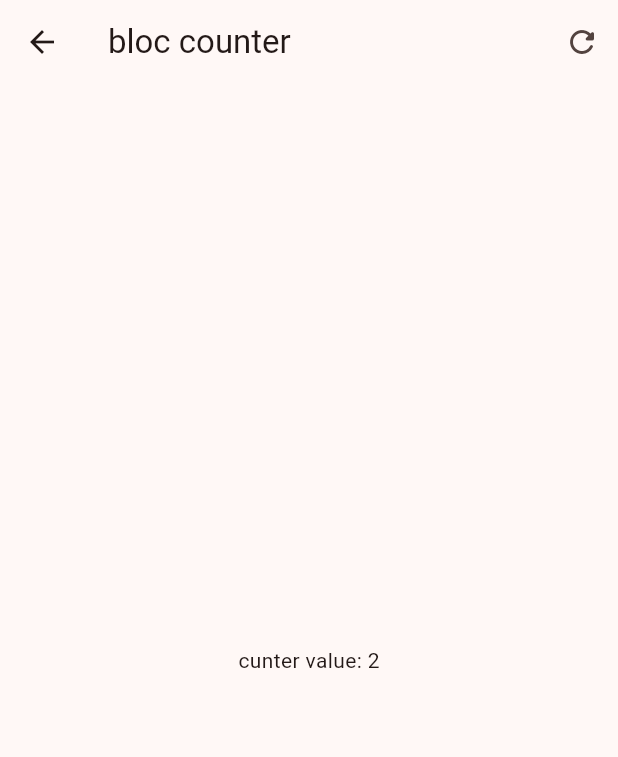
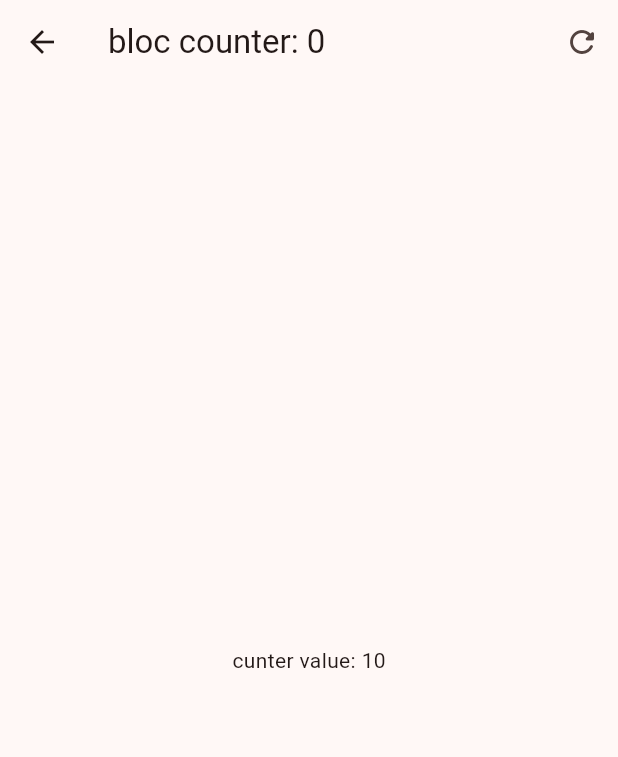
Before and after one commit to jovannyCG/app_forms, a Flutter app: the screen it shows after launch, after a tap on "bloc", on a phone screen of 412 x 824 dp. Shown: the top 757 px of the screen. Run offline on Flutter 3.47's test engine with Material 3 defaults, Android fonts, the phone set to English and light mode, and no system bars; our stand-ins replace equatable, flutter_bloc, go_router.

Commit message:
bloc finished

```diff
--- a/lib/blocs/bloc/counter_event.dart
+++ b/lib/blocs/bloc/counter_event.dart
@@ -8,3 +8,4 @@ class ConterIncreased extends CounterEvent{
     final int value;
     const ConterIncreased(this.value);
   }
+  class CounterReset extends CounterEvent{}
--- a/lib/blocs/bloc/counter_state.dart
+++ b/lib/blocs/bloc/counter_state.dart
@@ -5,7 +5,7 @@ part of 'counter_bloc.dart';
   final int changesCunter;
 
   const CounterState({
-    this.counter = 0,
+    this.counter = 10,
     this.changesCunter = 0
   });
 
--- a/lib/screens/bloc_screen.dart
+++ b/lib/screens/bloc_screen.dart
@@ -1,35 +1,72 @@
 import 'package:flutter/material.dart';
+import 'package:flutter_bloc/flutter_bloc.dart';
+import 'package:forms_app/blocs/bloc/counter_bloc.dart';
 
 class BlocScreen extends StatelessWidget {
   const BlocScreen({super.key});
 
   @override
   Widget build(BuildContext context) {
+    return BlocProvider(
+      create: (context) => CounterBloc(),
+      child: const _blocView(),
+    );
+  }
+}
+
+class _blocView extends StatelessWidget {
+  const _blocView({
+    super.key,
+  });
+
+  @override
+  Widget build(BuildContext context) {
     return Scaffold(
       appBar: AppBar(
         actions: [
-          IconButton(onPressed: ()=>{}, icon: const Icon(Icons.refresh_rounded),)
+          IconButton(
+            onPressed: ()  {
+              context.read<CounterBloc>().add( CounterReset());
+            },
+            icon: const Icon(Icons.refresh_rounded),
+          )
         ],
-        title: const Text('bloc counter'),
-      ),
-      body: const Center(
-        child: Text('cunter value: 2'),
-      ),
+        title: context.select(( CounterBloc value){
+          return Text('bloc counter: ${value.state.changesCunter}');
+        },
+
+      )),
+      body: Center(
+          child: context.select(
+        (CounterBloc value) => Text('cunter value: ${value.state.counter}'),
+      )),
       floatingActionButton: Column(
         mainAxisAlignment: MainAxisAlignment.end,
         children: [
           FloatingActionButton(
-              heroTag: 1, child: const Text('+3'), onPressed: () => {}),
+              heroTag: 1,
+              child: const Text('+3'),
+              onPressed: () {
+                context.read<CounterBloc>().add(const ConterIncreased(3));
+              }),
           const SizedBox(
             height: 15,
           ),
           FloatingActionButton(
-              heroTag: 2, child: const Text('+2'), onPressed: () => {}),
+              heroTag: 2,
+              child: const Text('+2'),
+              onPressed: () {
+                context.read<CounterBloc>().add(const ConterIncreased(2));
+              }),
           const SizedBox(
             height: 15,
           ),
           FloatingActionButton(
-              heroTag: 3, child: const Text('+1'), onPressed: () => {})
+              heroTag: 3,
+              child: const Text('+1'),
+              onPressed: () {
+                context.read<CounterBloc>().add(const ConterIncreased(1));
+              })
         ],
       ),
     );
```
Also changed, not shown: lib/blocs/bloc/counter_bloc.dart (+14 -3 lines).
